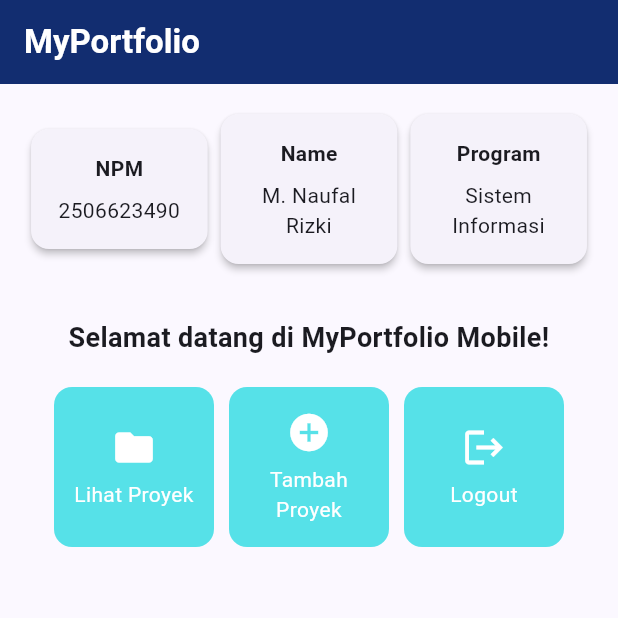
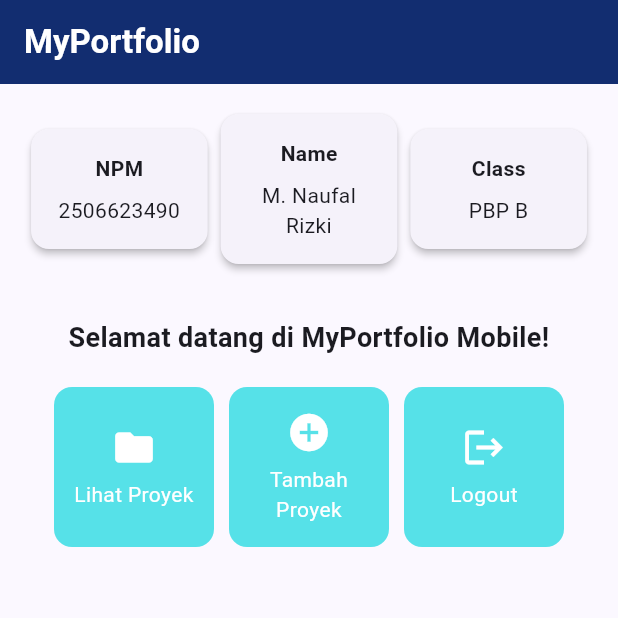
Before and after one commit to mnaufarizkil07-hash/myportofolio_mobile, a Flutter app: the screen it shows after launch, on a phone screen of 412 x 824 dp, the top half of it. Run offline on Flutter 3.47's test engine with Material 3 defaults, Android fonts, the phone set to English and light mode, and no system bars.

Commit message:
feat: implement student identity (NPM, Name, Class B) in InfoCard

```diff
--- a/lib/menu.dart
+++ b/lib/menu.dart
@@ -11,10 +11,10 @@ class ItemHomepage {
 class MyHomePage extends StatelessWidget {
   MyHomePage({super.key});
 
-  // Data diri kamu (disesuaikan dari "Burhan" menjadi datamu)
+  // Data diri mahasiswa (disesuaikan menjadi identitas pemilik portofolio)
   final String npm = "2506623490";
   final String nama = "M. Naufal Rizki";
-  final String program = "Sistem Informasi";
+  final String pbpClass = "PBP B";
 
   // Daftar tombol aksi
   final List<ItemHomepage> items = [
@@ -41,13 +41,13 @@ class MyHomePage extends StatelessWidget {
         child: Column(
           crossAxisAlignment: CrossAxisAlignment.center,
           children: [
-            // Deretan kartu informasi profil
+            // Deretan kartu informasi profil: NPM, Name, Class
             Row(
               mainAxisAlignment: MainAxisAlignment.spaceEvenly,
               children: [
                 InfoCard(title: 'NPM', content: npm),
                 InfoCard(title: 'Name', content: nama),
-                InfoCard(title: 'Program', content: program),
+                InfoCard(title: 'Class', content: pbpClass),
               ],
             ),
             const SizedBox(height: 16.0),
```
